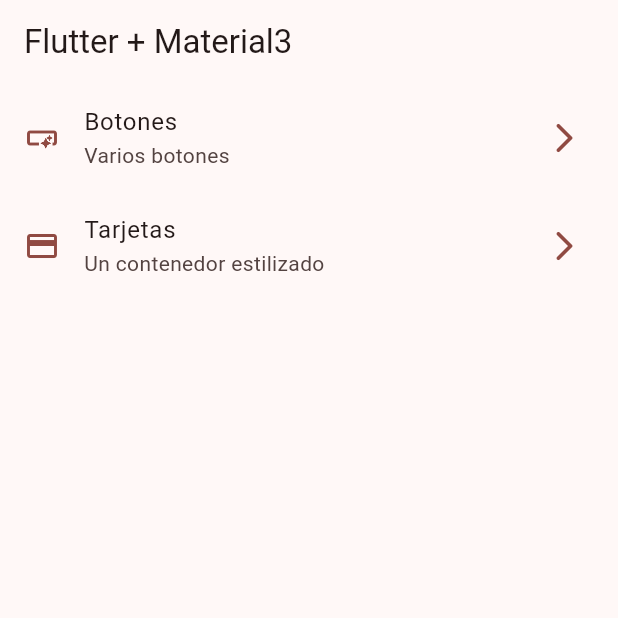
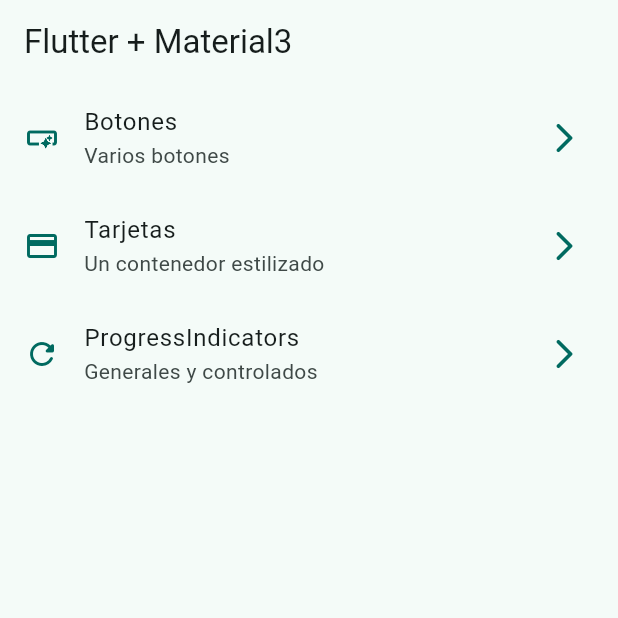
Before and after one commit to Programador2UVP/aplicacion_widgets, a Flutter app: the screen it shows after launch, on a phone screen of 412 x 824 dp, the top half of it. Run offline on Flutter 3.47's test engine with Material 3 defaults, Android fonts, the phone set to English and light mode, and no system bars; our stand-ins replace go_router.

Commit message:
Progress Indicator ready

```diff
--- a/lib/config/menu/menu_items.dart
+++ b/lib/config/menu/menu_items.dart
@@ -24,4 +24,9 @@ const appMenuItems = <MenuItem>[
       subTitle: 'Un contenedor estilizado',
       link: '/cards',
       icon: Icons.credit_card),
+  MenuItem(
+      title: 'ProgressIndicators',
+      subTitle: 'Generales y controlados',
+      link: '/progress',
+      icon: Icons.refresh_rounded),
 ];
--- a/lib/config/router/app_router.dart
+++ b/lib/config/router/app_router.dart
@@ -6,15 +6,23 @@ final appRouter = GoRouter(
   routes: [
     GoRoute(
       path: '/',
+      name: HomeScreen.name,
       builder: (context, state) => const HomeScreen(),
     ),
     GoRoute(
       path: '/buttons',
+      name: ButtonsScreen.name,
       builder: (context, state) => const ButtonsScreen(),
     ),
     GoRoute(
       path: '/cards',
+      name: CardsScreen.name,
       builder: (context, state) => const CardsScreen(),
+    ),
+    GoRoute(
+      path: '/progress',
+      name: ProgressScreen.name,
+      builder: (context, state) => const ProgressScreen(),
     ),
   ],
 );
--- a/lib/main.dart
+++ b/lib/main.dart
@@ -14,7 +14,7 @@ class MainApp extends StatelessWidget {
     return MaterialApp.router(
       routerConfig: appRouter,
       debugShowCheckedModeBanner: false,
-      theme: AppTheme(selectedColor: 4).getTheme(),
+      theme: AppTheme(selectedColor: 1).getTheme(),
     );
   }
 }
--- a/lib/presentation/screens/buttons/buttons_screen.dart
+++ b/lib/presentation/screens/buttons/buttons_screen.dart
@@ -2,6 +2,8 @@ import 'package:flutter/material.dart';
 import 'package:go_router/go_router.dart';
 
 class ButtonsScreen extends StatelessWidget {
+  static var name;
+
   const ButtonsScreen({super.key});
 
   @override
--- a/lib/presentation/screens/cards/cards_screen.dart
+++ b/lib/presentation/screens/cards/cards_screen.dart
@@ -10,6 +10,8 @@ const cards = <Map<String, dynamic>>[
 ];
 
 class CardsScreen extends StatelessWidget {
+  static var name;
+
   const CardsScreen({super.key});
 
   @override
--- a/lib/presentation/screens/home/home_screen.dart
+++ b/lib/presentation/screens/home/home_screen.dart
@@ -3,6 +3,8 @@ import 'package:widgets_app/config/menu/menu_items.dart';
 import 'package:go_router/go_router.dart';
 
 class HomeScreen extends StatelessWidget {
+  static var name;
+
   const HomeScreen({super.key});
 
   @override
```
Also changed, not shown: lib/presentation/screens/progress/progress_screen.dart (+68 -1 lines).
